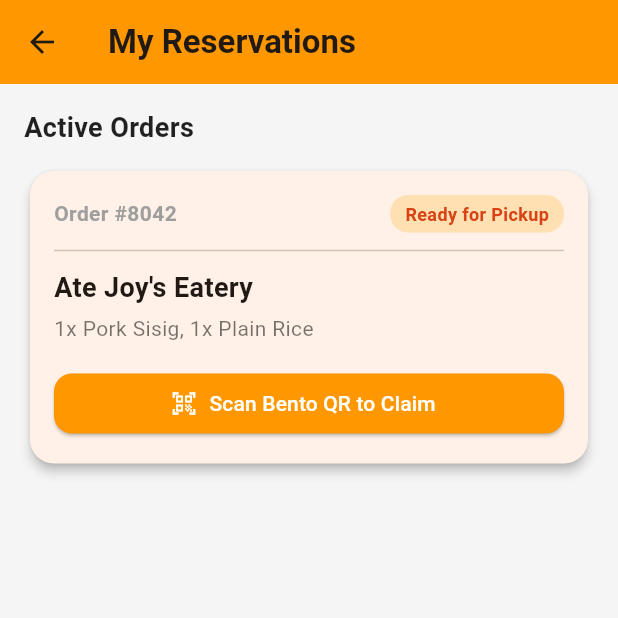
After one commit to turquoiseCupcake/e_bentobox, a Flutter app: the UserHomeScreen screen opened directly, after a tap on the "receipt long" icon, on a phone screen of 412 x 824 dp, the top half of it. The commit adds this screen. Run offline on Flutter 3.47's test engine with Material 3 defaults, Android fonts, the phone set to English and light mode, and no system bars; missing offline and left inert: mobile_scanner.

Commit message:
- Added Qr and Order Tracking

```diff
--- /dev/null
+++ b/lib/user/order_tracking_screen.dart
@@ -0,0 +1,123 @@
+import 'package:flutter/material.dart';
+import '../shared/qr_scanner_screen.dart';
+
+class OrderTrackingScreen extends StatefulWidget {
+  const OrderTrackingScreen({super.key});
+
+  @override
+  State<OrderTrackingScreen> createState() => _OrderTrackingScreenState();
+}
+
+class _OrderTrackingScreenState extends State<OrderTrackingScreen> {
+  // Mock active order state
+  bool isClaimed = false;
+
+  @override
+  Widget build(BuildContext context) {
+    return Scaffold(
+      backgroundColor: Colors.grey[100],
+      appBar: AppBar(
+        title: const Text('My Reservations', style: TextStyle(fontWeight: FontWeight.bold)),
+        backgroundColor: Colors.orange,
+        elevation: 0,
+      ),
+      body: ListView(
+        padding: const EdgeInsets.all(16),
+        children: [
+          const Text(
+            'Active Orders',
+            style: TextStyle(fontSize: 18, fontWeight: FontWeight.bold, color: Colors.black87),
+          ),
+          const SizedBox(height: 12),
+
+          // Mock Active Order Card
+          Card(
+            shape: RoundedRectangleBorder(borderRadius: BorderRadius.circular(16)),
+            elevation: 3,
+            child: Padding(
+              padding: const EdgeInsets.all(16),
+              child: Column(
+                crossAxisAlignment: CrossAxisAlignment.start,
+                children: [
+                  Row(
+                    mainAxisAlignment: MainAxisAlignment.spaceBetween,
+                    children: [
+                      const Text('Order #8042', style: TextStyle(fontWeight: FontWeight.bold, color: Colors.grey)),
+                      Container(
+                        padding: const EdgeInsets.symmetric(horizontal: 10, vertical: 4),
+                        decoration: BoxDecoration(
+                          color: isClaimed ? Colors.green.shade100 : Colors.orange.shade100,
+                          borderRadius: BorderRadius.circular(12),
+                        ),
+                        child: Text(
+                          isClaimed ? 'Claimed' : 'Ready for Pickup',
+                          style: TextStyle(
+                            color: isClaimed ? Colors.green.shade800 : Colors.deepOrange.shade800,
+                            fontWeight: FontWeight.bold,
+                            fontSize: 12
+                          ),
+                        ),
+                      ),
+                    ],
+                  ),
+                  const Divider(height: 24),
+                  const Text('Ate Joy\'s Eatery', style: TextStyle(fontSize: 18, fontWeight: FontWeight.bold)),
+                  const SizedBox(height: 4),
+                  const Text('1x Pork Sisig, 1x Plain Rice', style: TextStyle(color: Colors.black54)),
+                  const SizedBox(height: 16),
+
+                  // Conditional Button based on claim status
+                  if (!isClaimed)
+                    SizedBox(
+                      width: double.infinity,
+                      child: ElevatedButton.icon(
+                        style: ElevatedButton.styleFrom(
+                          backgroundColor: Colors.orange,
+                          foregroundColor: Colors.white,
+                          shape: RoundedRectangleBorder(borderRadius: BorderRadius.circular(12)),
+                        ),
+                        icon: const Icon(Icons.qr_code_scanner),
+                        label: const Text('Scan Bento QR to Claim'),
+                        onPressed: () async {
+                          // Launch the modular QR Scanner
+                          final result = await Navigator.push(
+                            context,
+                            MaterialPageRoute(builder: (context) => const QRScannerScreen()),
+                          );
+
+                          // If they scanned something, update the UI
+                          if (result != null && context.mounted) {
+                            setState(() {
+                              isClaimed = true;
+                            });
+                            ScaffoldMessenger.of(context).showSnackBar(
+                              SnackBar(
+                                content: Text('Success! Claimed Bento box (Scanned: $result)'),
+                                backgroundColor: Colors.green,
+                              ),
+                            );
+                          }
+                        },
+                      ),
+                    )
+                  else
+                    const SizedBox(
+                      width: double.infinity,
+                      child: Padding(
+                        padding: EdgeInsets.symmetric(vertical: 8.0),
+                        child: Text(
+                          'Enjoy your meal! 🍱',
+                          textAlign: TextAlign.center,
+                          style: TextStyle(fontWeight: FontWeight.bold, color: Colors.green, fontSize: 16),
+                        ),
+                      ),
+                    )
+                ],
+              ),
+            ),
+          ),
+        ],
+      ),
+    );
+  }
+}
--- a/lib/user/user_home_screen.dart
+++ b/lib/user/user_home_screen.dart
@@ -1,5 +1,6 @@
 import 'package:flutter/material.dart';
 import 'carenderia_view_screen.dart';
+import 'order_tracking_screen.dart'; // Import the tracking screen
 
 class UserHomeScreen extends StatelessWidget {
   const UserHomeScreen({super.key});
@@ -22,15 +23,17 @@ class UserHomeScreen extends StatelessWidget {
         backgroundColor: Colors.orange,
         elevation: 0,
         actions: [
+          // Order Tracking Button
           IconButton(
-            icon: const Icon(Icons.shopping_cart_outlined),
+            icon: const Icon(Icons.receipt_long),
+            tooltip: 'My Reservations',
             onPressed: () {
-              // TODO: Navigate to bento cart screen
-              ScaffoldMessenger.of(context).showSnackBar(
-                const SnackBar(content: Text('Opening Bento Cart...')),
+              Navigator.push(
+                context,
+                MaterialPageRoute(builder: (context) => const OrderTrackingScreen()),
               );
             },
-          )
+          ),
         ],
       ),
       body: Padding(
```
Also changed, not shown: lib/shared/qr_scanner_screen.dart (added, +61 -0 lines).
